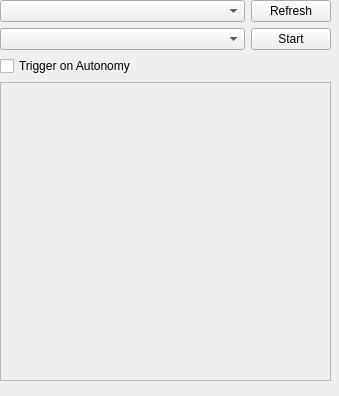
osu-uwrt/riptide_gui, file riptide_rviz/riptide_rviz/src/BaggingPanel.ui: the form before one commit.
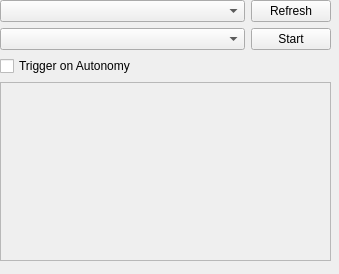
The form after the commit.

The edit to the form file:
```diff
--- a/riptide_rviz/riptide_rviz/src/BaggingPanel.ui
+++ b/riptide_rviz/riptide_rviz/src/BaggingPanel.ui
@@ -7,7 +7,7 @@
     <x>0</x>
     <y>0</y>
     <width>339</width>
-    <height>396</height>
+    <height>274</height>
    </rect>
   </property>
   <property name="windowTitle">
@@ -19,7 +19,7 @@
      <x>0</x>
      <y>0</y>
      <width>331</width>
-     <height>381</height>
+     <height>261</height>
     </rect>
    </property>
    <layout class="QVBoxLayout" name="verticalLayout">
@@ -81,7 +81,7 @@
          <x>0</x>
          <y>0</y>
          <width>327</width>
-         <height>284</height>
+         <height>164</height>
         </rect>
        </property>
       </widget>
```
